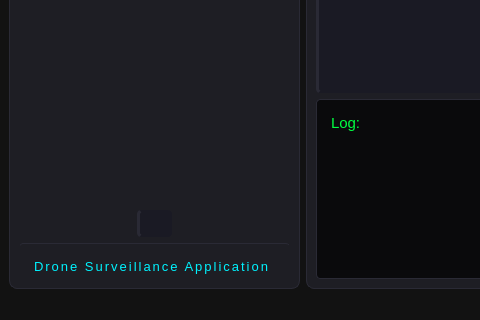
Old version of the form Control_Application/src/app.ui in the repository FunnyKoalaBear/SurveillanceDrone; both pictures show x 0 to 480 and y 390 to 710 of the 1052 by 710 pixel window.
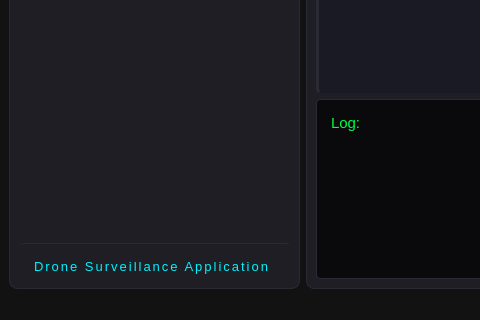
New version of the form. Icons and pictures are not drawn.

```diff
--- a/Control_Application/src/app.ui
+++ b/Control_Application/src/app.ui
@@ -118,6 +118,17 @@
     /* Force the labels back down so they don't stay giant */
     font: 12pt &quot;Ubuntu Sans&quot;;
     font-weight: normal; 
+}
+
+
+/* Immunity Shield for the Logo Label */
+QLabel#app_logo {
+background-color: transparent;
+border: none;
+padding: 0px;
+margin: 0px;
+/* If there is text, force it back to standard grey/white: */
+color: #E0E0E0;
 }</string>
   </property>
   <widget class="QWidget" name="centralwidget">
@@ -637,8 +648,16 @@
        </item>
        <item alignment="Qt::AlignHCenter">
         <widget class="QLabel" name="app_logo">
-         <property name="text">
-          <string/>
+         <property name="minimumSize">
+          <size>
+           <width>60</width>
+           <height>60</height>
+          </size>
+         </property>
+         <property name="styleSheet">
+          <string notr="true">QLabel#app_logo {
+    ...
+}</string>
          </property>
          <property name="pixmap">
           <pixmap>../../../../.designer/backup/img/drone.png</pixmap>
```
Left out of the diff: 2 changed lines with no effect on the pictures.
